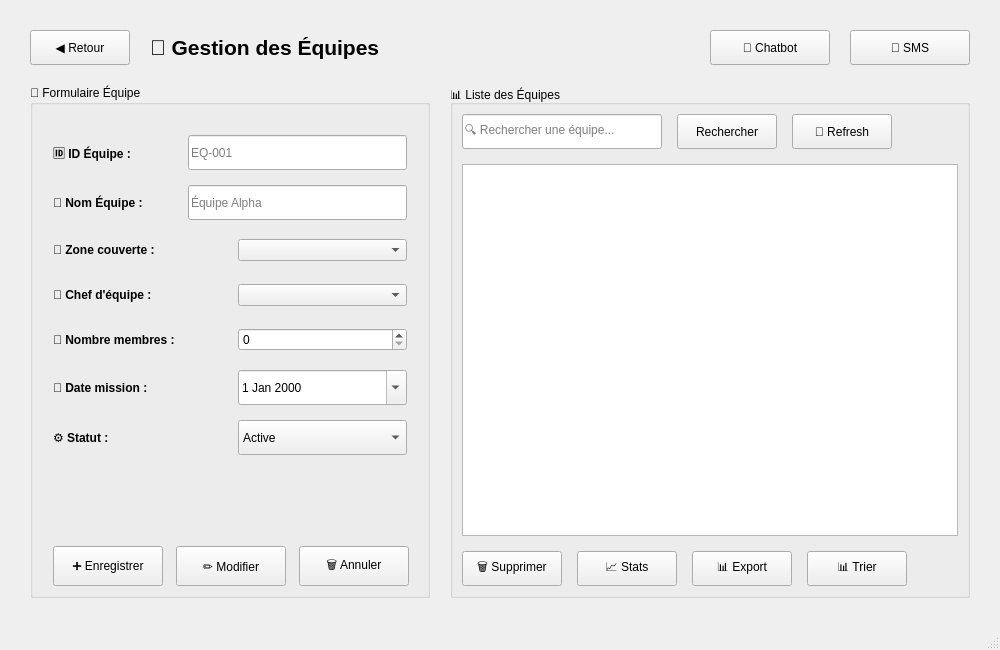
The window that ourlabib.ui (Esprit-UP-Algo/projetcpp2526-s2-2a12-collection-and-recycling-management) describes before a commit, drawn with Qt 5.
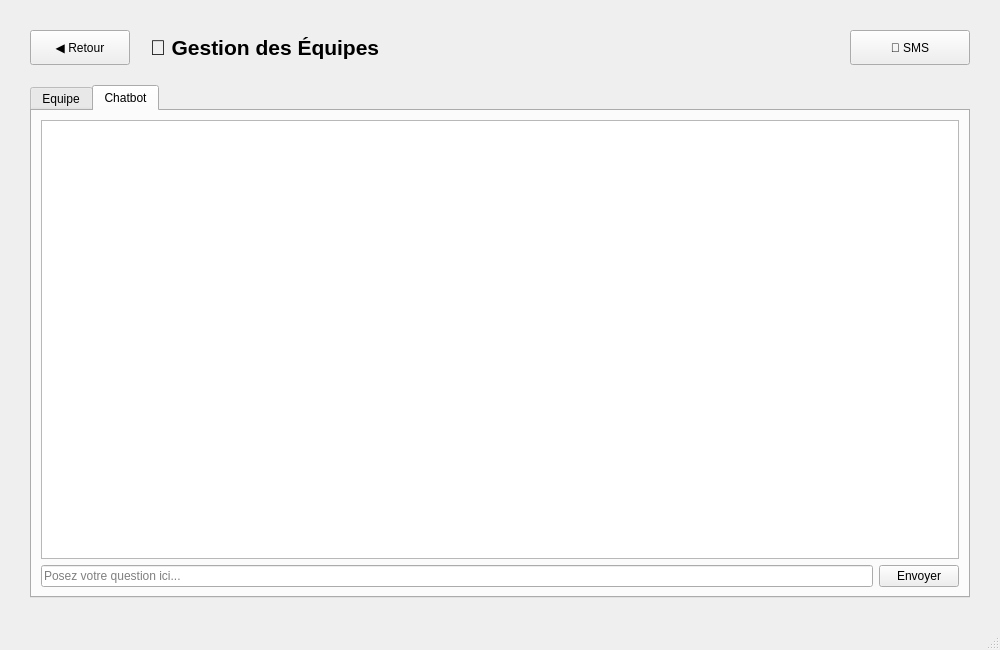
The same window after the commit. The open tabs and pages were chosen to show the change. Icons and pictures are not drawn.

```diff
--- a/ourlabib.ui
+++ b/ourlabib.ui
@@ -1254,19 +1254,6 @@
             </property>
            </spacer>
           </item>
-          <item>
-           <widget class="QPushButton" name="btnChatbotEquipes">
-            <property name="minimumSize">
-             <size>
-              <width>120</width>
-              <height>35</height>
-             </size>
-            </property>
-            <property name="text">
-             <string>🤖 Chatbot</string>
-            </property>
-           </widget>
-          </item>
           <item>
            <widget class="QPushButton" name="btnSMS">
             <property name="minimumSize">
@@ -1283,6 +1270,16 @@
          </layout>
         </item>
         <item>
+         <widget class="QTabWidget" name="tabWidgetEquipes">
+          <property name="currentIndex">
+           <number>1</number>
+          </property>
+          <widget class="QWidget" name="tab_equipe">
+           <attribute name="title">
+            <string>Equipe</string>
+           </attribute>
+           <layout class="QVBoxLayout" name="layoutTabEquipe">
+            <item>
          <layout class="QHBoxLayout" name="contentEquipes">
           <property name="spacing">
            <number>20</number>
@@ -1345,9 +1342,6 @@
                    <height>35</height>
                   </size>
                  </property>
-                 <property name="styleSheet">
-                  <string notr="true"/>
-                 </property>
                  <property name="placeholderText">
                   <string>EQ-001</string>
                  </property>
@@ -1771,6 +1765,42 @@
         </item>
        </layout>
       </widget>
+          <widget class="QWidget" name="tab_chatbot">
+           <attribute name="title">
+            <string>Chatbot</string>
+           </attribute>
+           <layout class="QVBoxLayout" name="layoutTabChatbot">
+            <item>
+             <widget class="QTextEdit" name="chatequipe">
+              <property name="readOnly">
+               <bool>true</bool>
+              </property>
+             </widget>
+            </item>
+            <item>
+             <layout class="QHBoxLayout" name="layoutInputChatEQ">
+              <item>
+               <widget class="QLineEdit" name="chatQstEQ">
+                <property name="placeholderText">
+                 <string>Posez votre question ici...</string>
+                </property>
+               </widget>
+              </item>
+              <item>
+               <widget class="QPushButton" name="chatBtnequipe">
+                <property name="text">
+                 <string>Envoyer</string>
+                </property>
+               </widget>
+              </item>
+             </layout>
+            </item>
+           </layout>
+          </widget>
+         </widget>
+        </item>
+       </layout>
+      </widget>
       <widget class="QWidget" name="pageZones">
        <layout class="QVBoxLayout" name="layoutZones">
         <property name="spacing">
```
Left out of the diff: 276 changed lines with no effect on the pictures. Lines whose indentation alone changed are shown as unchanged.
